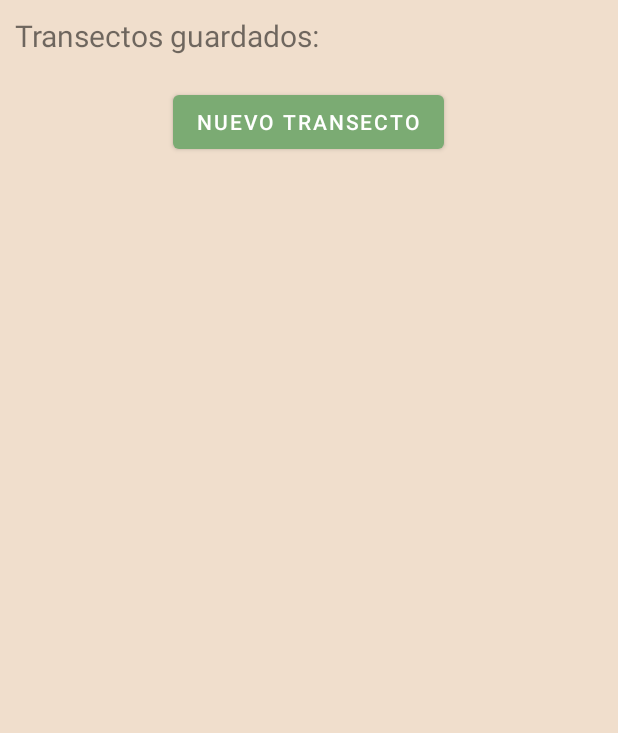
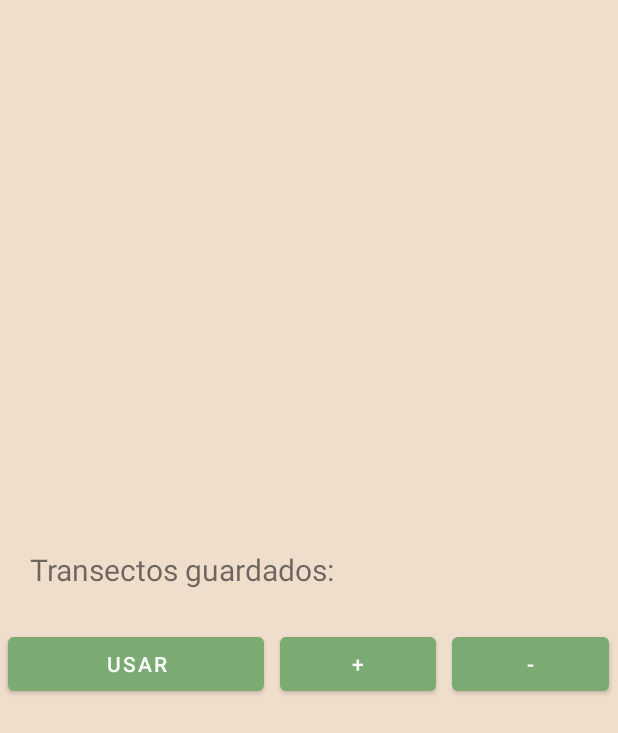
Before and after one commit to lamasumas/Geofauna, an Android app: the screen it shows after launch (MainActivity), on a phone screen of 412 x 824 dp. Shown: the top 733 px of the screen. Run offline under Robolectric (Android 15) with nearby library versions, the light colour scheme and no system bars; our stand-ins replace Room's generated code, RxJava; libraries missing offline, so code that uses them is left out: com.jakewharton.rxbinding2; 2 statements that could not run were skipped.

Commit message:
Creted a general layout for the transects

```diff
--- a/Kotlin/MyApplication/app/src/main/java/com/example/myapplication/adapters/MainAdapter.kt
+++ b/Kotlin/MyApplication/app/src/main/java/com/example/myapplication/adapters/MainAdapter.kt
@@ -2,7 +2,7 @@ package com.example.myapplication.adapters
 
 import androidx.fragment.app.Fragment
 import androidx.viewpager2.adapter.FragmentStateAdapter
-import com.example.myapplication.fragments.DatabaseViewFragment
+import com.example.myapplication.fragments.animals_database.AnimalsDatabaseViewFragment
 
 class MainAdapter(fragment: Fragment) : FragmentStateAdapter(fragment) {
     override fun getItemCount(): Int {
@@ -11,8 +11,8 @@ class MainAdapter(fragment: Fragment) : FragmentStateAdapter(fragment) {
 
     override fun createFragment(position: Int): Fragment {
         when(position) {
-            0 -> return DatabaseViewFragment();
-            else -> return DatabaseViewFragment();
+            0 -> return AnimalsDatabaseViewFragment();
+            else -> return AnimalsDatabaseViewFragment();
         }
     }
 
--- a/Kotlin/MyApplication/app/src/main/java/com/example/myapplication/bluetooth/dialog/BluetoothRvAdapter.kt
+++ b/Kotlin/MyApplication/app/src/main/java/com/example/myapplication/bluetooth/dialog/BluetoothRvAdapter.kt
@@ -7,11 +7,12 @@ import androidx.recyclerview.widget.RecyclerView
 import com.example.myapplication.R
 import com.example.myapplication.bluetooth.BleController
 import com.example.myapplication.bluetooth.BluetoothManager
+import com.example.myapplication.fragments.abstracts.AbstractRecyclerViewAdapter
 import com.jakewharton.rxbinding2.view.clicks
 import com.polidea.rxandroidble2.scan.ScanResult
 
 
-class BluetoothRvAdapter(val dialog: BluetoothScanDialog): RecyclerView.Adapter<BluetoothViewHolder>() {
+class BluetoothRvAdapter(val dialog: BluetoothScanDialog): AbstractRecyclerViewAdapter<BluetoothViewHolder>() {
 
     private val devices = mutableListOf<ScanResult>()
     override fun onCreateViewHolder(parent: ViewGroup, viewType: Int): BluetoothViewHolder {
--- a/Kotlin/MyApplication/app/src/main/java/com/example/myapplication/fragments/EditSightseenFragment.kt
+++ b/Kotlin/MyApplication/app/src/main/java/com/example/myapplication/fragments/EditSightseenFragment.kt
@@ -1,5 +1,4 @@
 package com.example.myapplication.fragments
-
 import android.os.Bundle
 import android.view.LayoutInflater
 import android.view.View
@@ -11,7 +10,6 @@ import com.example.myapplication.fragments.abstracts.AbstractDatabaseFragment
 import com.example.myapplication.room.DatabaseRepository
 import com.google.android.material.floatingactionbutton.FloatingActionButton
 import io.reactivex.android.schedulers.AndroidSchedulers
-
 class EditSightseen : AbstractDatabaseFragment() {
 
 
--- a/Kotlin/MyApplication/app/src/main/java/com/example/myapplication/fragments/DatabaseViewFragment.kt
+++ b/Kotlin/MyApplication/app/src/main/java/com/example/myapplication/fragments/animals_database/AnimalsDatabaseViewFragment.kt
@@ -1,4 +1,4 @@
-package com.example.myapplication.fragments
+package com.example.myapplication.fragments.animals_database
 
 import android.app.AlertDialog
 import android.os.Bundle
@@ -10,7 +10,7 @@ import androidx.recyclerview.widget.LinearLayoutManager
 import androidx.recyclerview.widget.RecyclerView
 import com.example.myapplication.R
 import com.example.myapplication.fragments.abstracts.AbstractDatabaseFragment
-import com.example.myapplication.room.database_recyclerview.DatabaseRvAdapter
+import com.example.myapplication.fragments.animals_database.database_recyclerview.DatabaseRvAdapter
 import com.example.myapplication.room.DatabaseRepository
 import com.jakewharton.rxbinding2.view.clicks
 import io.reactivex.Observable
@@ -18,7 +18,7 @@ import io.reactivex.android.schedulers.AndroidSchedulers
 import io.reactivex.schedulers.Schedulers
 
 
-class DatabaseViewFragment : AbstractDatabaseFragment() {
+class AnimalsDatabaseViewFragment : AbstractDatabaseFragment() {
 
     lateinit var recyclerView: RecyclerView
 
--- a/Kotlin/MyApplication/app/src/main/java/com/example/myapplication/room/database_recyclerview/AnimalViewHolder.kt
+++ b/Kotlin/MyApplication/app/src/main/java/com/example/myapplication/fragments/animals_database/database_recyclerview/AnimalViewHolder.kt
@@ -1,4 +1,4 @@
-package com.example.myapplication.room.database_recyclerview
+package com.example.myapplication.fragments.animals_database.database_recyclerview
 
 import android.view.View
 import android.widget.Button
--- a/Kotlin/MyApplication/app/src/main/java/com/example/myapplication/fragments/transects/TransectFragment.kt
+++ b/Kotlin/MyApplication/app/src/main/java/com/example/myapplication/fragments/transects/TransectFragment.kt
@@ -1,15 +1,24 @@
 package com.example.myapplication.fragments.transects
 
 import android.os.Bundle
-import android.util.DisplayMetrics
 import android.view.LayoutInflater
 import android.view.View
 import android.view.ViewGroup
+import android.widget.Button
+import android.widget.Toast
+import androidx.annotation.MainThread
+import androidx.recyclerview.widget.LinearLayoutManager
+import androidx.recyclerview.widget.RecyclerView
 import com.example.myapplication.R
 import com.example.myapplication.fragments.abstracts.GeneralFragmentRx
 import com.example.myapplication.fragments.transects.dialog.NewTransectDialog
+import com.example.myapplication.fragments.transects.recyclerview.TransectAdapter
+import com.example.myapplication.room.DatabaseRepository
 import com.google.android.material.floatingactionbutton.FloatingActionButton
 import com.jakewharton.rxbinding2.view.clicks
+import io.reactivex.Observable
+import io.reactivex.android.schedulers.AndroidSchedulers
+import kotlinx.android.synthetic.main.fragment_menu_principal.*
 
 
 class TransectFragment : GeneralFragmentRx() {
@@ -29,9 +38,27 @@ class TransectFragment : GeneralFragmentRx() {
 
     override fun onViewCreated(view: View, savedInstanceState: Bundle?) {
         super.onViewCreated(view, savedInstanceState)
+
+        view.findViewById<RecyclerView>(R.id.rvTransects).apply {
+            layoutManager = LinearLayoutManager(view.context)
+            disposables.add(Observable.just(DatabaseRepository(view.context)).flatMap { it.retrieveTransects() }.subscribe {
+                adapter = TransectAdapter(it).also { adapter ->
+                    view.findViewById<Button>(R.id.btnUse).clicks().subscribeOn(AndroidSchedulers.mainThread()).subscribe {
+                        //
+                        //PassIt to the avistamiento fragment
+                        //
+                    }
+                }
+                visibility = View.VISIBLE
+            })
+
+        }
+
+
+
+
         disposables.add(view.findViewById<FloatingActionButton>(R.id.btnAddNewTransect).clicks()
-                .subscribe {
-                    NewTransectDialog(view.context).show()
-                })
+                .subscribe { NewTransectDialog(view.context).show() }
+        )
     }
 }
--- a/Kotlin/MyApplication/app/src/main/java/com/example/myapplication/room/AvistamientoDAO.kt
+++ b/Kotlin/MyApplication/app/src/main/java/com/example/myapplication/room/AvistamientoDAO.kt
@@ -21,6 +21,9 @@ interface AvistamientoDAO{
 
     @Delete
     fun deleteMuestreos(muestreo: Transect):Completable
+
+    @Query("SELECT * FROM muestreos")
+    fun getAllTransect(): Observable<List<Transect>>
 
     @Insert(onConflict = OnConflictStrategy.REPLACE)
     fun insertAnimal(avistamiento: AnimalSimpleData): Single<Long>
--- a/Kotlin/MyApplication/app/src/main/java/com/example/myapplication/room/DatabaseRepository.kt
+++ b/Kotlin/MyApplication/app/src/main/java/com/example/myapplication/room/DatabaseRepository.kt
@@ -19,6 +19,11 @@ class DatabaseRepository(context: Context) {
         return db.avistamientoDao().insertAnimal(transect).subscribeOn(Schedulers.io()).subscribe{ x ->
             Log.d("Database Repository", "Transect added")
         }
+    }
+
+    fun retrieveTransects():Observable<List<Transect>>{
+        return db.avistamientoDao().getAllTransect()
+
     }
 
     fun insertNewAnimalToDB(animalSimpleData: AnimalSimpleData, animalAdvanceData: AnimalAdvanceData) : Disposable{
--- /dev/null
+++ b/Kotlin/MyApplication/app/src/main/res/drawable/border_layout.xml
@@ -0,0 +1,6 @@
+<?xml version="1.0" encoding="UTF-8"?>
+<shape xmlns:android="http://schemas.android.com/apk/res/android" android:shape="rectangle">
+    <corners android:radius="20dp"/>
+    <padding android:left="10dp" android:right="10dp" android:top="10dp" android:bottom="10dp"/>
+    <stroke android:width="12dp" android:color="#000000"/>
+</shape>
--- a/Kotlin/MyApplication/app/src/main/res/layout/fragment_database_view.xml
+++ b/Kotlin/MyApplication/app/src/main/res/layout/fragment_database_view.xml
@@ -5,7 +5,7 @@
     android:layout_width="match_parent"
     android:layout_height="match_parent"
     android:background="@color/colorPrimaryPaleta"
-    tools:context=".fragments.DatabaseViewFragment">
+    tools:context=".fragments.animals_database.AnimalsDatabaseViewFragment">
 
     <LinearLayout
         android:layout_width="match_parent"
--- a/Kotlin/MyApplication/app/src/main/res/layout/fragment_menu_principal.xml
+++ b/Kotlin/MyApplication/app/src/main/res/layout/fragment_menu_principal.xml
@@ -4,30 +4,67 @@
     xmlns:tools="http://schemas.android.com/tools"
     android:layout_width="match_parent"
     android:layout_height="match_parent"
-    tools:context=".fragments.transects.TransectFragment"
     android:background="@color/colorPrimaryPaleta"
+    android:gravity="center"
+    android:orientation="vertical"
+    tools:context=".fragments.transects.TransectFragment">
+
+    <LinearLayout
+        android:layout_width="match_parent"
+        android:layout_height="wrap_content"
+        android:layout_margin="10dp"
         android:orientation="vertical">
+
         <TextView
             android:layout_width="wrap_content"
             android:layout_height="wrap_content"
+            android:layout_gravity="left"
+            android:layout_marginHorizontal="10dp"
+            android:layout_marginTop="10dp"
+            android:layout_marginBottom="15dp"
             android:text="@string/tvTransectListTitle"
-        android:layout_marginLeft="10dp"
-        android:layout_marginTop="10dp"
-        android:textSize="20dp"/>
+            android:textSize="20dp" />
+
 
         <androidx.recyclerview.widget.RecyclerView
-        android:id="@+id/rvMuestreos"
-        android:layout_margin="10dp"
+            android:id="@+id/rvTransects"
             android:layout_width="match_parent"
             android:layout_height="wrap_content"
-        android:scrollbars="vertical"/>
+            android:scrollbars="vertical" />
+    </LinearLayout>
+
+    <LinearLayout
+        android:layout_width="match_parent"
+        android:layout_height="wrap_content"
+        android:orientation="horizontal">
 
         <Button
+            android:layout_margin="5dp"
+            android:id="@+id/btnUse"
+            android:layout_width="wrap_content"
+            android:layout_height="wrap_content"
+            android:layout_weight="0.25"
+            android:text="Usar"
+            android:layout_gravity="end"/>
+
+        <Button
+
             android:id="@+id/btnAddNewTransect"
             android:layout_width="wrap_content"
             android:layout_height="wrap_content"
-        android:text="@string/btnNewTransect"
-        android:layout_gravity="bottom|center"/>
+            android:layout_margin="5dp"
+            android:layout_weight="0.05"
+            android:text="+"
+            android:layout_gravity="end"/>
 
+        <Button
+
+            android:layout_gravity="end"
+            android:layout_margin="5dp"
+            android:text="-"
+            android:layout_width="wrap_content"
+            android:layout_height="wrap_content"
+            android:layout_weight="0.05" />
 
     </LinearLayout>
+</LinearLayout>
--- a/Kotlin/MyApplication/app/src/main/res/layout/muestreo_card_scheme.xml
+++ /dev/null
@@ -1,6 +0,0 @@
-<?xml version="1.0" encoding="utf-8"?>
-<androidx.constraintlayout.widget.ConstraintLayout
-    xmlns:android="http://schemas.android.com/apk/res/android" android:layout_width="match_parent"
-    android:layout_height="match_parent">
-
-</androidx.constraintlayout.widget.ConstraintLayout>
--- a/Kotlin/MyApplication/app/src/main/res/values/colors.xml
+++ b/Kotlin/MyApplication/app/src/main/res/values/colors.xml
@@ -5,6 +5,7 @@
     <color name="colorAccent">#03DAC5</color>
 
     <!--Paleta de colores -->
+    <color name="colorTerciarioPaletaVariante">#bfb0a1</color>
     <color name="colorPrimaryPaleta">#F0DECC </color>
     <color name="colorSecundarioPaleta">#7BAB73</color>
     <color name="colorTerciarioPaleta">#A3978B</color>
```
Also changed, not shown: Kotlin/MyApplication/app/src/main/java/com/example/myapplication/fragments/abstracts/AbstractRecyclerViewAdapter.kt (added, +27 -0 lines), Kotlin/MyApplication/app/src/main/java/com/example/myapplication/fragments/animals_database/database_recyclerview/DatabaseRvAdapter.kt (renamed from Kotlin/MyApplication/app/src/main/java/com/example/myapplication/room/database_recyclerview/DatabaseRvAdapter.kt, +19 -27 lines), Kotlin/MyApplication/app/src/main/java/com/example/myapplication/fragments/transects/dialog/NewTransectDialog.kt (+22 -9 lines), Kotlin/MyApplication/app/src/main/java/com/example/myapplication/fragments/transects/recyclerview/TransectAdapter.kt (added, +53 -0 lines), Kotlin/MyApplication/app/src/main/java/com/example/myapplication/fragments/transects/recyclerview/TransectViewHolder.kt (added, +28 -0 lines), Kotlin/MyApplication/app/src/main/res/layout/new_transect_dialog.xml (+1 -9 lines), Kotlin/MyApplication/app/src/main/res/layout/transect_card_scheme.xml (added, +87 -0 lines). Lines whose indentation alone changed are shown as unchanged.
